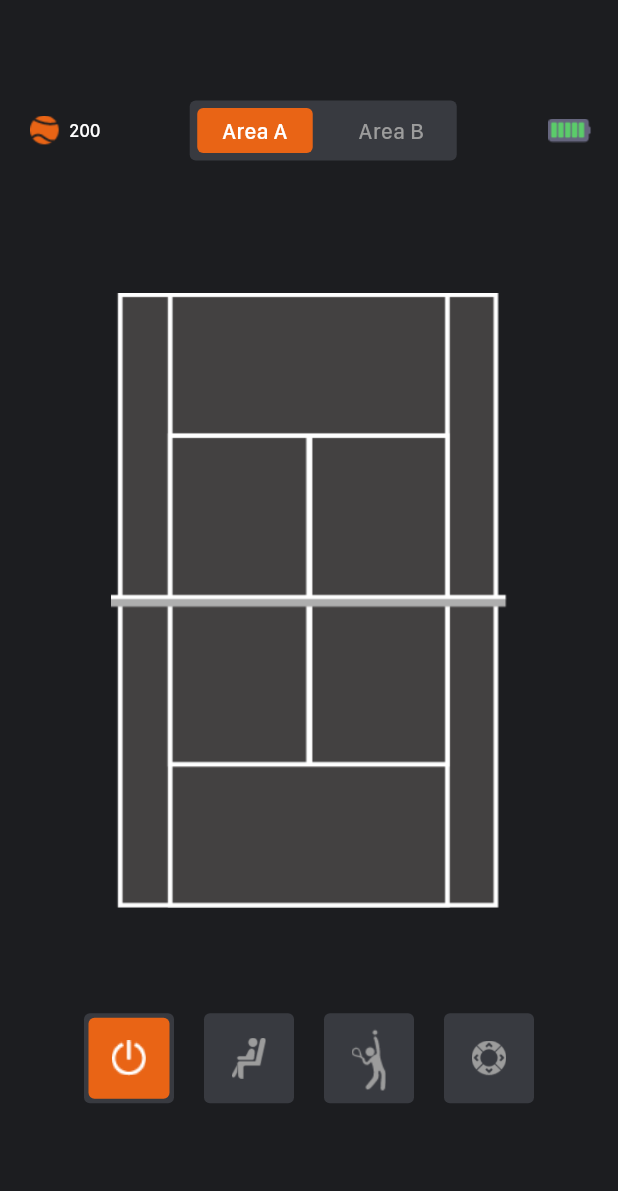
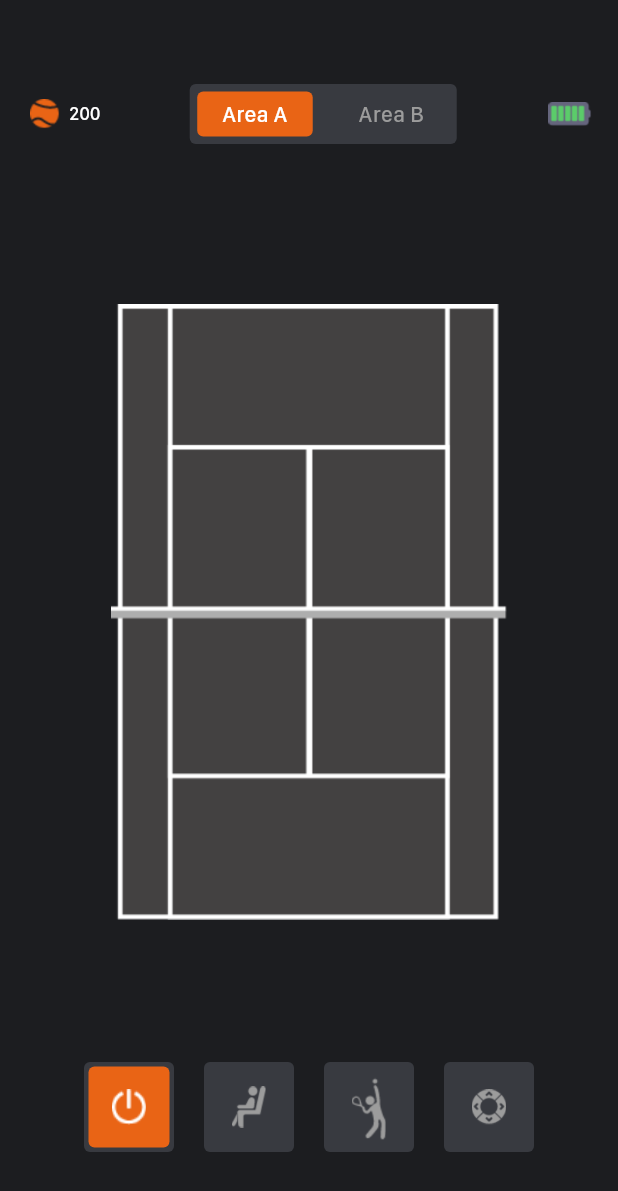
Before and after one commit to TengTeNJ/tennisRobot, a Flutter app: the TrainModeController screen opened by its route, on a phone screen of 412 x 824 dp. Shown: the top 1191 px of the screen. Run offline on Flutter 3.47's test engine with Material 3 defaults, Android fonts, the phone set to English and light mode, and no system bars; our stand-ins replace convex_bottom_bar, dotted_border, syncfusion_flutter_charts; missing offline and left inert: dart:ffi.

Commit message:
优化connect页面UI

```diff
--- a/robot/lib/trainmode/robot_function_switch_view.dart
+++ b/robot/lib/trainmode/robot_function_switch_view.dart
@@ -77,6 +77,9 @@ class _RobotFunctionSwitchViewState extends State<RobotFunctionSwitchView> {
          children: [
            GestureDetector(onTap: (){
              print('shutdown');
+             if (widget.onTapClick != null) {
+               widget.onTapClick!(0);
+             }
              _actionBtnClick(0);
            },
              child:Container(
--- a/robot/lib/trainmode/train_mode_controller.dart
+++ b/robot/lib/trainmode/train_mode_controller.dart
@@ -33,7 +33,7 @@ class _TrainModeControllerState extends State<TrainModeController> {
   Widget build(BuildContext context) {
     return Scaffold(
       backgroundColor: Constants.darkControllerColor,
-      body: SingleChildScrollView(
+      body: Container(
         child: Column(
           mainAxisAlignment: MainAxisAlignment.spaceBetween,
           // crossAxisAlignment: CrossAxisAlignment.start,
@@ -41,7 +41,7 @@ class _TrainModeControllerState extends State<TrainModeController> {
             Container(
               width: Constants.screenWidth(context),
               height: 40,
-              margin: EdgeInsets.only(top: 67, left: 20),
+              margin: EdgeInsets.only(top: 56, left: 20),
               child: Row(
                 crossAxisAlignment: CrossAxisAlignment.center,
                 mainAxisAlignment: MainAxisAlignment.spaceBetween,
@@ -77,67 +77,64 @@ class _TrainModeControllerState extends State<TrainModeController> {
                     width: 32,
                     height: 16,
                     child: Image(
-                      image: AssetImage('images/resetmode/mode_battery_icon.png'),
+                      image:
+                          AssetImage('images/resetmode/mode_battery_icon.png'),
                     ),
                   ),
                 ],
               ),
             ),
+            Column(
+              mainAxisAlignment: MainAxisAlignment.spaceBetween,
+              children: [
                 mode == 2
                     ? Container(
-              margin: EdgeInsets.only(top: 18),
+                  margin: EdgeInsets.only(left: 10,right: 10),
+                  color: Colors.red,
                   child: RobotRouteView(),
                   // child: RobotMoveView(),
-            )
-                : mode != 3
-                ? Container(
-              margin: EdgeInsets.only(top: 18),
-              child: SizedBox(
-                height: 60,
-              ),
                 )
                     : Container(),
                 mode == 3
                     ? Container(
-              margin: EdgeInsets.only(left: 20, right: 20,top: 88),
-              child:
-              RemoteControlView(),
+                  child: RemoteControlView(),
                 )
                     : Container(
-              margin: EdgeInsets.only(top: 10),
-              // child: Image(image: AssetImage('images/connect/select_area_line.png'),
-              // width: Constants.screenWidth(context),
-              // height: (Constants.screenWidth(context) -58*2) * (813 / 522) / 2 + 180,
-              // ),
-              //
-
+                  margin: EdgeInsets.only(top: 12),
                   child: Stack(
                     clipBehavior: Clip.none,
                     children: [
                       Container(
                         child: Image(
-                      image:
-                      AssetImage('images/connect/select_area_line.png'),
+                          image: AssetImage(
+                              'images/connect/select_area_line.png'),
                         ),
                         width: Constants.screenWidth(context),
-                    height: (Constants.screenWidth(context) - 58 * 2) *
+                        height:
+                        (Constants.screenWidth(context) - 58 * 2) *
                             (813 / 522) /
                             2 +
                             180,
                       ),
                       mode == 1
                           ? Positioned(
-                      left: 24, top: 100, child: TrainModeTotalView())
+                          left: 16,
+                          right: 16,
+                          top: 100,
+                          child: TrainModeTotalView())
                           : Positioned(
                         child: Container(),
                       ),
                     ],
                   ),
                 ),
+              ],
+            ),
             Container(
-              margin: EdgeInsets.only(top: 70),
+              margin: EdgeInsets.only(bottom: 56),
               child: RobotFunctionSwitchView(
                 onTapClick: (index) {
+                  print('mode=====${index}');
                   modeChange(index);
                   if (index == 1) {
                     TTDialog.robotEndTaskDialog(context, () async {
@@ -150,19 +147,13 @@ class _TrainModeControllerState extends State<TrainModeController> {
                   } else if (index == 3) {
                     TTDialog.robotModeAlertDialog(context, () async {
                       NavigatorUtil.pop();
-
                     });
                   }
-
                 },
               ),
             ),
-            SizedBox(
-              height: 60,
-            )
           ],
         ),
-
       ),
     );
   }
--- a/robot/lib/trainmode/train_mode_total_view.dart
+++ b/robot/lib/trainmode/train_mode_total_view.dart
@@ -18,8 +18,8 @@ class _TrainModeTotalViewState extends State<TrainModeTotalView> {
       strokeWidth: 2,
       color: Constants.selectedModelBgColor,
       child: Container(
-        width: 354,
-        height: 354,
+        width: Constants.screenWidth(context) - 32,
+        height: Constants.screenWidth(context) - 32,
         color: Color.fromRGBO(77, 35, 10, 0.3),
       ),
     );
```
Also changed, not shown: robot/lib/views/remote_control_view.dart (+15 -9 lines), robot/images/connect/control_point_move.png (added). Lines whose indentation alone changed are shown as unchanged.
